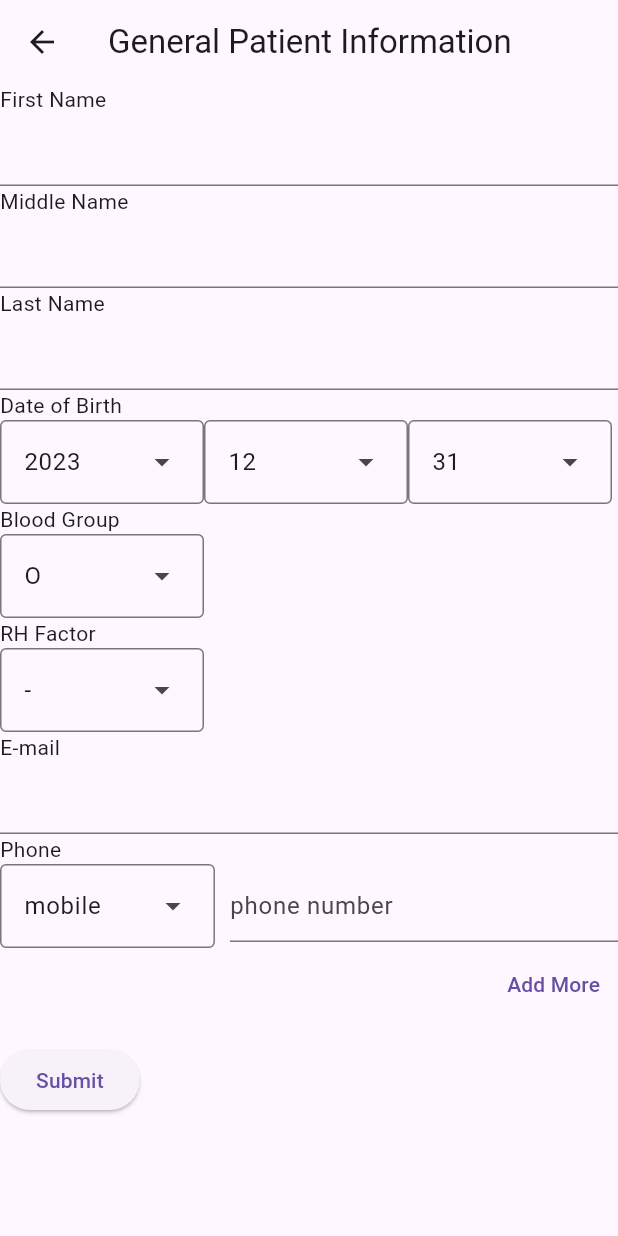
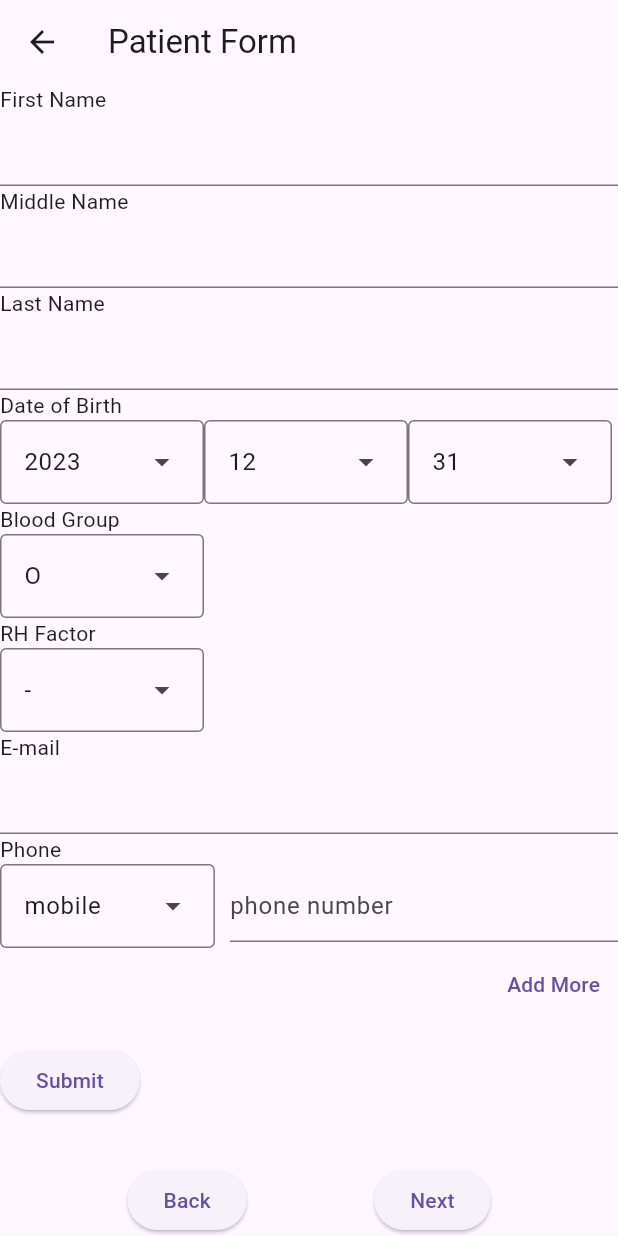
Before and after one commit to jorkd21/MediPal, a Flutter app: the PatientForm screen opened by its route, on a phone screen of 412 x 824 dp. Run offline on Flutter 3.47's test engine with Material 3 defaults, Android fonts, the phone set to English and light mode, and no system bars; our stand-ins replace cloud_firestore, firebase_analytics, firebase_auth, firebase_core, firebase_database; missing offline and left inert: firebase_ui_auth, firebase_ui_oauth_google; accounts and stored records are empty; generated files the repository leaves out were written again.

Commit message:
form navigation working

```diff
--- /dev/null
+++ b/lib/form_patient.dart
@@ -0,0 +1,81 @@
+import 'package:flutter/material.dart';
+import 'package:medipal/forms/general_info.dart';
+import 'package:medipal/forms/health_conditions.dart';
+
+class PatientForm extends StatefulWidget {
+  @override
+  _PatientFormState createState() => _PatientFormState();
+}
+
+class _PatientFormState extends State<PatientForm> {
+  int _pageIndex = 0;
+  PageController _pageController = PageController();
+  List<Widget> _pages = [
+    GeneralInfoForm(),
+    HealthConditionsForm(),
+    //nextForm(),
+  ];
+
+  void _nextPage() {
+    setState(() {
+      if (_pageIndex < _pages.length - 1) {
+        _pageIndex++;
+        _pageController.animateToPage(
+          _pageIndex,
+          duration: Duration(milliseconds: 300),
+          curve: Curves.easeInOut,
+        );
+      }
+    });
+  }
+
+  void _previousPage() {
+    setState(() {
+      if (_pageIndex > 0) {
+        _pageIndex--;
+        _pageController.animateToPage(
+          _pageIndex,
+          duration: Duration(milliseconds: 300),
+          curve: Curves.easeInOut,
+        );
+      }
+    });
+  }
+
+  @override
+  Widget build(BuildContext context) {
+    return Scaffold(
+      appBar: AppBar(
+        title: Text('Patient Form'),
+      ),
+      body: Column(
+        children: <Widget>[
+          Expanded(
+            child: PageView(
+              controller: _pageController,
+              onPageChanged: (index) {
+                setState(() {
+                  _pageIndex = index;
+                });
+              },
+              children: _pages,
+            ),
+          ),
+          Row(
+            mainAxisAlignment: MainAxisAlignment.spaceEvenly,
+            children: <Widget>[
+              ElevatedButton(
+                onPressed: _previousPage,
+                child: Text('Back'),
+              ),
+              ElevatedButton(
+                onPressed: _nextPage,
+                child: Text('Next'),
+              ),
+            ],
+          ),
+        ],
+      ),
+    );
+  }
+}
--- a/lib/form_gen_patient_info.dart
+++ b/lib/forms/general_info.dart
@@ -1,35 +1,19 @@
 import 'package:firebase_database/firebase_database.dart';
 import 'package:flutter/material.dart';
 
-class PatientForm extends StatelessWidget {
-  const PatientForm({super.key});
+// Create a Form widget.
+class GeneralInfoForm extends StatefulWidget {
+  const GeneralInfoForm({super.key});
 
   @override
-  Widget build(BuildContext context) {
-    const appTitle = 'General Patient Information';
-
-    return Scaffold(
-      appBar: AppBar(
-        title: const Text(appTitle),
-      ),
-      body: const GenPatInfoForm(),
-    );
-  }
-}
-
-// Create a Form widget.
-class GenPatInfoForm extends StatefulWidget {
-  const GenPatInfoForm({super.key});
-
-  @override
-  GenPatInfoFormState createState() {
-    return GenPatInfoFormState();
+  GeneralInfoFormState createState() {
+    return GeneralInfoFormState();
   }
 }
 
 // Create a corresponding State class.
 // This class holds data related to the form.
-class GenPatInfoFormState extends State<GenPatInfoForm> {
+class GeneralInfoFormState extends State<GeneralInfoForm> {
   // Create a global key that uniquely identifies the Form widget
   // and allows validation of the form.
   //
--- a/lib/main.dart
+++ b/lib/main.dart
@@ -10,8 +10,7 @@ import 'package:firebase_ui_auth/firebase_ui_auth.dart'; //
 // pages
 import 'package:medipal/count.dart';
 import 'package:medipal/auth_gate.dart';
-import 'package:medipal/form_gen_patient_info.dart';
-import 'package:medipal/form_health_conditions.dart';
+import 'package:medipal/form_patient.dart';
 import 'package:medipal/pages/forgotpasswd.dart';
 import 'package:medipal/pages/SignUp.dart';
 import 'package:medipal/pages/login.dart';
@@ -44,11 +43,10 @@ class MyApp extends StatelessWidget {
         '/': (context) => HomePage(),
         '/Count': (context) => Count(),
         '/AuthGate': (context) => AuthGate(),
-        '/Patient': (context) => PatientForm(),
-        '/Condition': (context) => ConditionsForm(),
         '/forgotpasswd': (context) => ForgotAuth(),
         '/Login': (context) => LoginPage(),
         '/SignUp': (context) => SignUpPage(),
+        '/Form': (context) => PatientForm(),
       },
     );
   }
@@ -83,11 +81,10 @@ class HomePage extends StatelessWidget {
           children: <Widget>[
             ButtonWidget('Count', '/Count'),
             ButtonWidget('AuthGate', '/AuthGate'),
-            ButtonWidget('Patient', '/Patient'),
-            ButtonWidget('Condition', '/Condition'),
             ButtonWidget('Forgot', '/ForgotAuth'),
             ButtonWidget('Login', '/Login'),
             ButtonWidget('Sign Up', '/SignUp'),
+            ButtonWidget('Form', '/Form'),
             /* FirebaseAuth.instance.currentUser != null
                 ? Align(
                     alignment: Alignment.bottomCenter,
```
Also changed, not shown: lib/forms/health_conditions.dart (renamed from lib/form_health_conditions.dart, +0 -16 lines).
